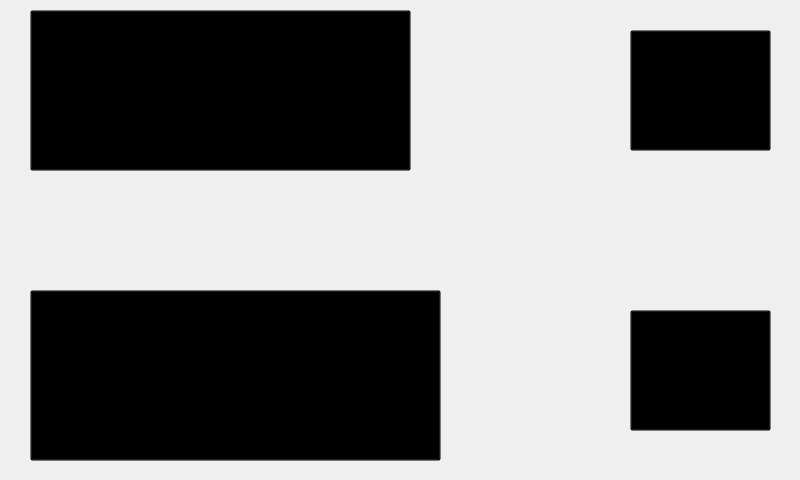
Qt form src/gui/mousewindow.ui (Meelo/MaeRemote) before a commit.
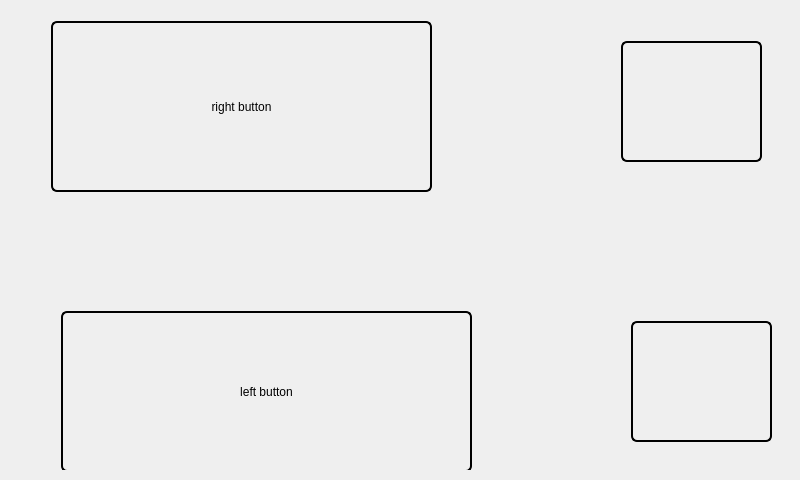
The same form after that commit. Icons and pictures are not drawn.

What changed in the file:
```diff
--- a/src/gui/mousewindow.ui
+++ b/src/gui/mousewindow.ui
@@ -18,24 +18,102 @@
     <normaloff>logo.png</normaloff>logo.png</iconset>
   </property>
   <property name="styleSheet">
-   <string notr="true">QWidget#centralWidget {
-	background-image: url(mouseui.png);
-	background-color: transparent;
+   <string notr="true">/*QWidget {
+background: transparent;
 }
+*/
 
-QFrame, QPushButton {
-	background-image: url(nopic.png);
-	background-color: transparent;
+QFrame {
+background: transparent;
+}
+
+QFrame#buttonHolder {
+background-image: url(mouseui.png);
+
+/*background-color: transparent;*/
+}
+
+QPushButton {
+border: 2px solid black;
+border-radius: 6px;
+background-color: transparent;
+/*background-image: url(logo.png);*/
+}
+
+QPushButton:pressed {
+background-color: transparent;
+}
+
+QPushButton:flat {
+border: none;
+}
+
+QPushButton:default {
+border-color: black;
 }</string>
   </property>
   <widget class="QWidget" name="centralWidget">
+   <widget class="QWidget" name="verticalLayoutWidget">
+    <property name="geometry">
+     <rect>
+      <x>0</x>
+      <y>0</y>
+      <width>801</width>
+      <height>481</height>
+     </rect>
+    </property>
+    <layout class="QVBoxLayout" name="verticalLayout_3">
+     <item>
+      <widget class="QFrame" name="buttonHolder">
+       <property name="autoFillBackground">
+        <bool>false</bool>
+       </property>
+       <property name="styleSheet">
+        <string notr="true"/>
+       </property>
+       <property name="frameShape">
+        <enum>QFrame::StyledPanel</enum>
+       </property>
+       <property name="frameShadow">
+        <enum>QFrame::Raised</enum>
+       </property>
+       <widget class="QPushButton" name="toggleButton">
+        <property name="geometry">
+         <rect>
+          <x>610</x>
+          <y>30</y>
+          <width>141</width>
+          <height>121</height>
+         </rect>
+        </property>
+        <property name="focusPolicy">
+         <enum>Qt::NoFocus</enum>
+        </property>
+        <property name="autoFillBackground">
+         <bool>false</bool>
+        </property>
+        <property name="text">
+         <string/>
+        </property>
+        <property name="icon">
+         <iconset>
+          <normalon>openlock_small.png</normalon>
+         </iconset>
+        </property>
+        <property name="iconSize">
+         <size>
+          <width>100</width>
+          <height>100</height>
+         </size>
+        </property>
+       </widget>
    <widget class="QPushButton" name="rightMouseButton">
     <property name="geometry">
      <rect>
-      <x>30</x>
+          <x>40</x>
       <y>10</y>
       <width>381</width>
-      <height>161</height>
+          <height>171</height>
      </rect>
     </property>
     <property name="focusPolicy">
@@ -44,6 +122,9 @@
     <property name="whatsThis">
      <string>Right click button....</string>
     </property>
+        <property name="autoFillBackground">
+         <bool>false</bool>
+        </property>
     <property name="text">
      <string>right button</string>
     </property>
@@ -51,12 +132,103 @@
    <widget class="QPushButton" name="leftMouseButton">
     <property name="geometry">
      <rect>
-      <x>30</x>
-      <y>290</y>
+          <x>50</x>
+          <y>300</y>
       <width>411</width>
-      <height>171</height>
-     </rect>
-    </property>
+          <height>161</height>
+         </rect>
+        </property>
+        <property name="palette">
+         <palette>
+          <active>
+           <colorrole role="Button">
+            <brush brushstyle="SolidPattern">
+             <color alpha="0">
+              <red>0</red>
+              <green>0</green>
+              <blue>0</blue>
+             </color>
+            </brush>
+           </colorrole>
+           <colorrole role="Base">
+            <brush brushstyle="SolidPattern">
+             <color alpha="0">
+              <red>0</red>
+              <green>0</green>
+              <blue>0</blue>
+             </color>
+            </brush>
+           </colorrole>
+           <colorrole role="Window">
+            <brush brushstyle="SolidPattern">
+             <color alpha="0">
+              <red>0</red>
+              <green>0</green>
+              <blue>0</blue>
+             </color>
+            </brush>
+           </colorrole>
+          </active>
+          <inactive>
+           <colorrole role="Button">
+            <brush brushstyle="SolidPattern">
+             <color alpha="0">
+              <red>0</red>
+              <green>0</green>
+              <blue>0</blue>
+             </color>
+            </brush>
+           </colorrole>
+           <colorrole role="Base">
+            <brush brushstyle="SolidPattern">
+             <color alpha="0">
+              <red>0</red>
+              <green>0</green>
+              <blue>0</blue>
+             </color>
+            </brush>
+           </colorrole>
+           <colorrole role="Window">
+            <brush brushstyle="SolidPattern">
+             <color alpha="0">
+              <red>0</red>
+              <green>0</green>
+              <blue>0</blue>
+             </color>
+            </brush>
+           </colorrole>
+          </inactive>
+          <disabled>
+           <colorrole role="Button">
+            <brush brushstyle="SolidPattern">
+             <color alpha="0">
+              <red>0</red>
+              <green>0</green>
+              <blue>0</blue>
+             </color>
+            </brush>
+           </colorrole>
+           <colorrole role="Base">
+            <brush brushstyle="SolidPattern">
+             <color alpha="0">
+              <red>0</red>
+              <green>0</green>
+              <blue>0</blue>
+             </color>
+            </brush>
+           </colorrole>
+           <colorrole role="Window">
+            <brush brushstyle="SolidPattern">
+             <color alpha="0">
+              <red>0</red>
+              <green>0</green>
+              <blue>0</blue>
+             </color>
+            </brush>
+           </colorrole>
+          </disabled>
+         </palette>
+        </property>
     <property name="focusPolicy">
      <enum>Qt::NoFocus</enum>
     </property>
@@ -66,14 +238,39 @@
     <property name="autoFillBackground">
      <bool>false</bool>
     </property>
+        <property name="styleSheet">
+         <string notr="true"/>
+        </property>
     <property name="text">
      <string>left button</string>
     </property>
    </widget>
+       <widget class="QFrame" name="scrollFrame">
+        <property name="geometry">
+         <rect>
+          <x>60</x>
+          <y>190</y>
+          <width>461</width>
+          <height>101</height>
+         </rect>
+        </property>
+        <property name="whatsThis">
+         <string>Scroll bar and middle click button...</string>
+        </property>
+        <property name="autoFillBackground">
+         <bool>false</bool>
+        </property>
+        <property name="frameShape">
+         <enum>QFrame::StyledPanel</enum>
+        </property>
+        <property name="frameShadow">
+         <enum>QFrame::Raised</enum>
+        </property>
+       </widget>
    <widget class="QPushButton" name="lockButton">
     <property name="geometry">
      <rect>
-      <x>630</x>
+          <x>620</x>
       <y>310</y>
       <width>141</width>
       <height>121</height>
@@ -82,6 +279,9 @@
     <property name="focusPolicy">
      <enum>Qt::NoFocus</enum>
     </property>
+        <property name="autoFillBackground">
+         <bool>false</bool>
+        </property>
     <property name="text">
      <string/>
     </property>
@@ -97,51 +297,9 @@
      </size>
     </property>
    </widget>
-   <widget class="QPushButton" name="toggleButton">
-    <property name="geometry">
-     <rect>
-      <x>630</x>
-      <y>30</y>
-      <width>141</width>
-      <height>121</height>
-     </rect>
-    </property>
-    <property name="focusPolicy">
-     <enum>Qt::NoFocus</enum>
-    </property>
-    <property name="text">
-     <string/>
-    </property>
-    <property name="icon">
-     <iconset>
-      <normalon>openlock_small.png</normalon>
-     </iconset>
-    </property>
-    <property name="iconSize">
-     <size>
-      <width>100</width>
-      <height>100</height>
-     </size>
-    </property>
-   </widget>
-   <widget class="QFrame" name="scrollFrame">
-    <property name="geometry">
-     <rect>
-      <x>50</x>
-      <y>180</y>
-      <width>461</width>
-      <height>101</height>
-     </rect>
-    </property>
-    <property name="whatsThis">
-     <string>Scroll bar and middle click button...</string>
-    </property>
-    <property name="frameShape">
-     <enum>QFrame::StyledPanel</enum>
-    </property>
-    <property name="frameShadow">
-     <enum>QFrame::Raised</enum>
-    </property>
+      </widget>
+     </item>
+    </layout>
    </widget>
   </widget>
  </widget>
```
Left out of the diff: 72 changed lines with no effect on the pictures. Lines whose indentation alone changed are shown as unchanged.
